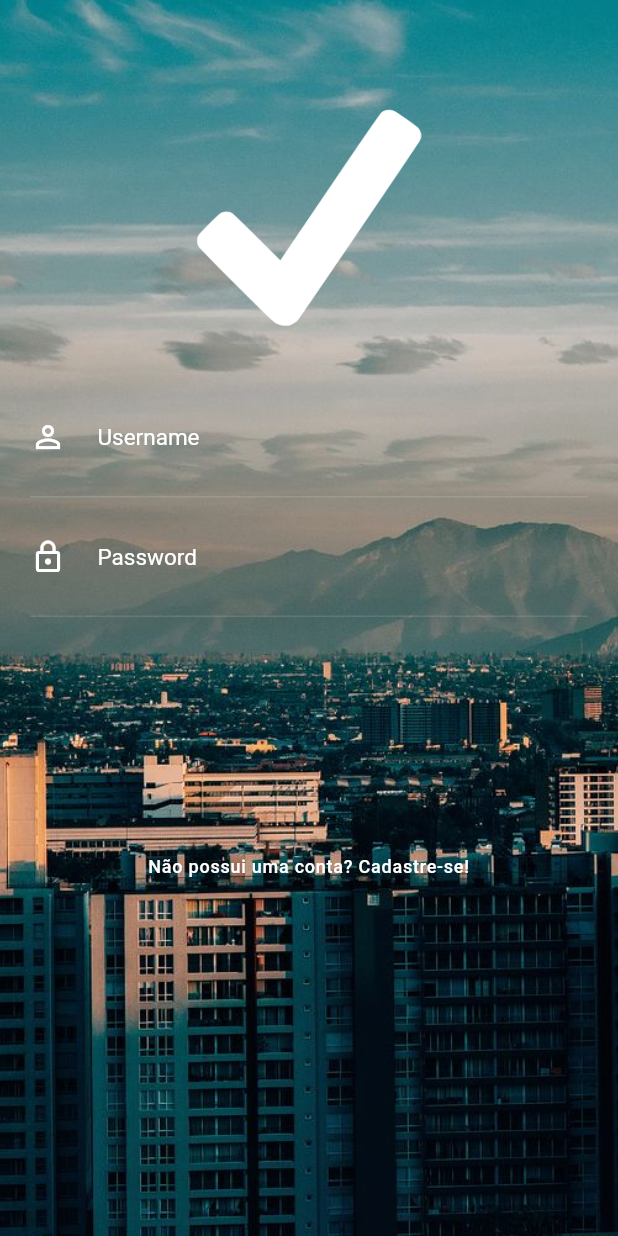
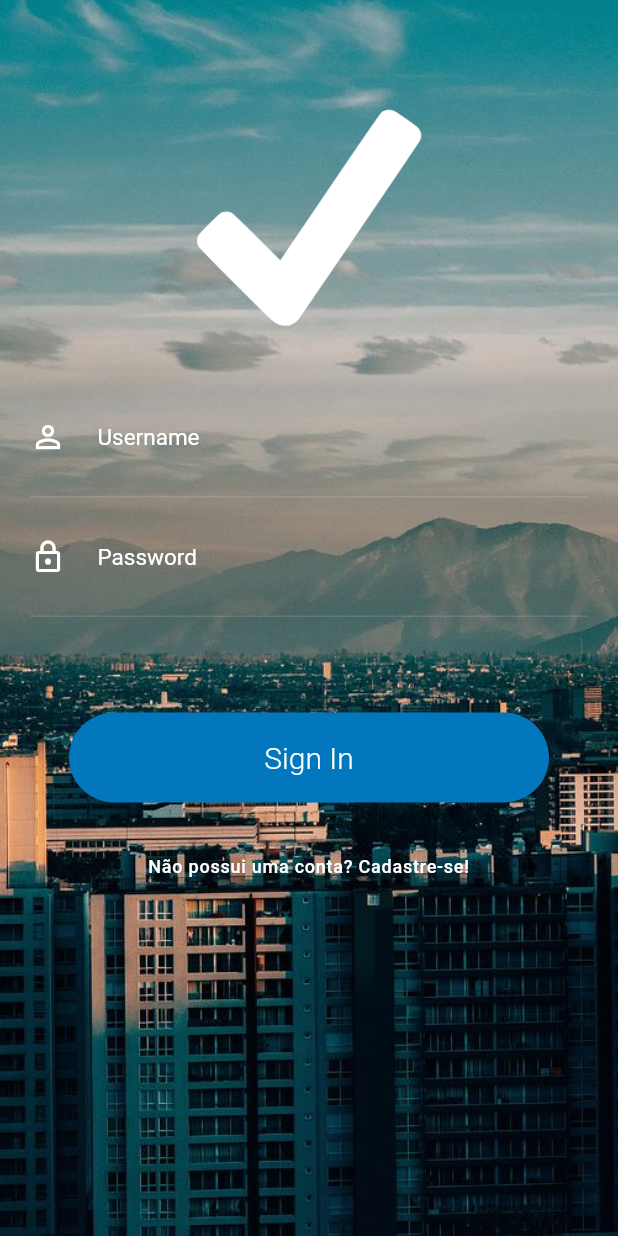
Before and after one commit to PatrickSLuz/Flutter, a Flutter app: the screen it shows after launch, on a phone screen of 412 x 824 dp. Run offline on Flutter 3.47's test engine with Material 2 defaults, Android fonts, the phone set to English and light mode, and no system bars; our stand-ins replace carousel_pro, cloud_firestore, firebase_auth, firebase_storage, google_sign_in, image_picker and 7 more; missing offline and left inert: bloc_pattern, flutter_youtube; accounts and stored records are empty.

Commit message:
add animated sign in button

```diff
--- a/animations/lib/login/view/login_screen.dart
+++ b/animations/lib/login/view/login_screen.dart
@@ -1,13 +1,33 @@
 import 'package:animations/login/widgets/form_container.dart';
 import 'package:animations/login/widgets/sign_up_button.dart';
+import 'package:animations/login/widgets/stagger_animation.dart';
 import 'package:flutter/material.dart';
+import 'package:flutter/scheduler.dart' show timeDilation;
 
 class LoginScreen extends StatefulWidget {
   @override
   _LoginScreenState createState() => _LoginScreenState();
 }
 
-class _LoginScreenState extends State<LoginScreen> {
+class _LoginScreenState extends State<LoginScreen>
+    with SingleTickerProviderStateMixin {
+  AnimationController _animationController;
+
+  @override
+  void initState() {
+    super.initState();
+    _animationController = AnimationController(
+      vsync: this,
+      duration: Duration(seconds: 2),
+    );
+  }
+
+  @override
+  void dispose() {
+    _animationController.dispose();
+    super.dispose();
+  }
+
   @override
   Widget build(BuildContext context) {
     return Scaffold(
@@ -22,6 +42,7 @@ class _LoginScreenState extends State<LoginScreen> {
           padding: EdgeInsets.zero,
           children: <Widget>[
             Stack(
+              alignment: Alignment.bottomCenter,
               children: <Widget>[
                 Column(
                   children: <Widget>[
@@ -37,7 +58,8 @@ class _LoginScreenState extends State<LoginScreen> {
                     FormContainer(),
                     SignUpButton()
                   ],
-                )
+                ),
+                StaggerAnimation(controller: _animationController.view)
               ],
             )
           ],
--- /dev/null
+++ b/animations/lib/login/widgets/stagger_animation.dart
@@ -0,0 +1,81 @@
+import 'package:flutter/material.dart';
+
+class StaggerAnimation extends StatelessWidget {
+  final AnimationController controller;
+  final Animation<double> buttonSqueeze;
+  final Animation<double> buttonZoomOut;
+
+  StaggerAnimation({this.controller})
+      : buttonSqueeze = Tween(begin: 320.0, end: 60.0).animate(
+          CurvedAnimation(
+            parent: controller,
+            curve: Interval(0.0, 0.150),
+          ),
+        ),
+        buttonZoomOut = Tween(begin: 60.0, end: 1000.0).animate(
+          CurvedAnimation(
+            parent: controller,
+            curve: Interval(0.5, 1, curve: Curves.bounceOut),
+          ),
+        );
+
+  @override
+  Widget build(BuildContext context) {
+    return AnimatedBuilder(
+      builder: _buildAnimation,
+      animation: controller,
+    );
+  }
+
+  Widget _buildAnimation(BuildContext context, Widget child) {
+    return Padding(
+      padding: const EdgeInsets.only(bottom: 50),
+      child: InkWell(
+        onTap: () {
+          controller.forward();
+        },
+        child: buttonZoomOut.value <= 60
+            ? Container(
+                width: buttonSqueeze.value,
+                height: 60,
+                alignment: Alignment.center,
+                decoration: BoxDecoration(
+                  color: Colors.lightBlue[800],
+                  borderRadius: BorderRadius.all(
+                    Radius.circular(30),
+                  ),
+                ),
+                child: _buildInside(context),
+              )
+            : Container(
+                width: buttonZoomOut.value,
+                height: buttonZoomOut.value,
+                decoration: BoxDecoration(
+                  color: Colors.lightBlue[800],
+                  shape: buttonZoomOut.value < 500
+                      ? BoxShape.circle
+                      : BoxShape.rectangle,
+                ),
+              ),
+      ),
+    );
+  }
+
+  Widget _buildInside(BuildContext context) {
+    if (buttonSqueeze.value > 75) {
+      return Text(
+        "Sign In",
+        style: TextStyle(
+          color: Colors.white,
+          fontSize: 20,
+          fontWeight: FontWeight.w300,
+        ),
+      );
+    } else {
+      return CircularProgressIndicator(
+        valueColor: AlwaysStoppedAnimation<Color>(Colors.white),
+        strokeWidth: 1.0,
+      );
+    }
+  }
+}
```
